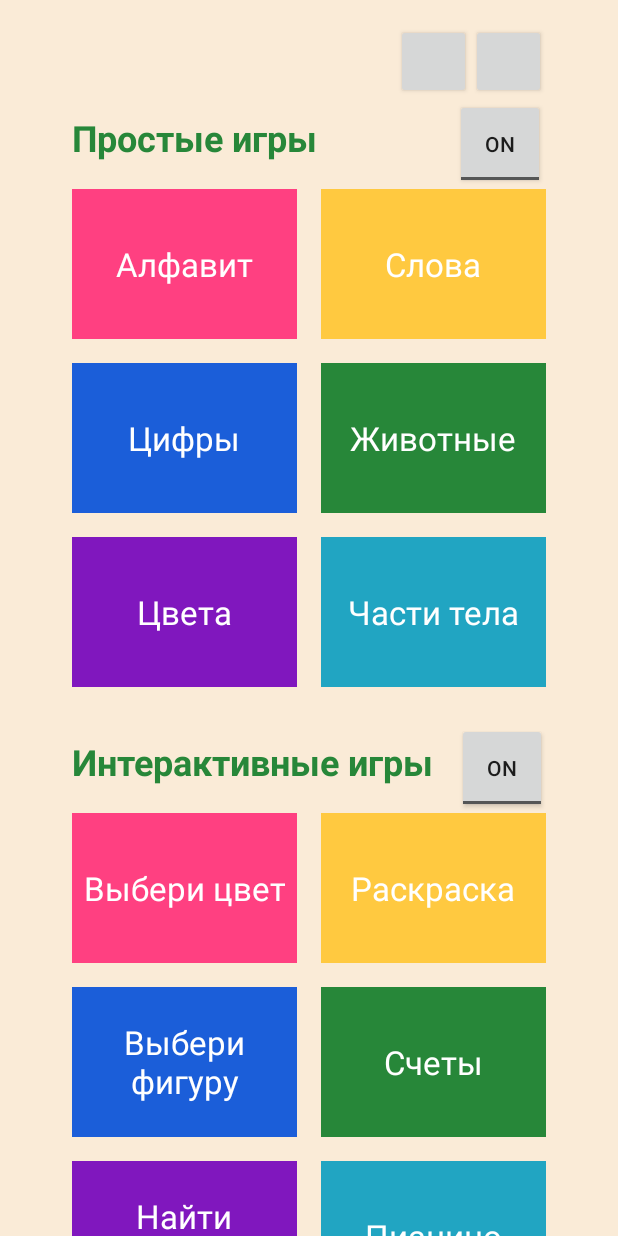
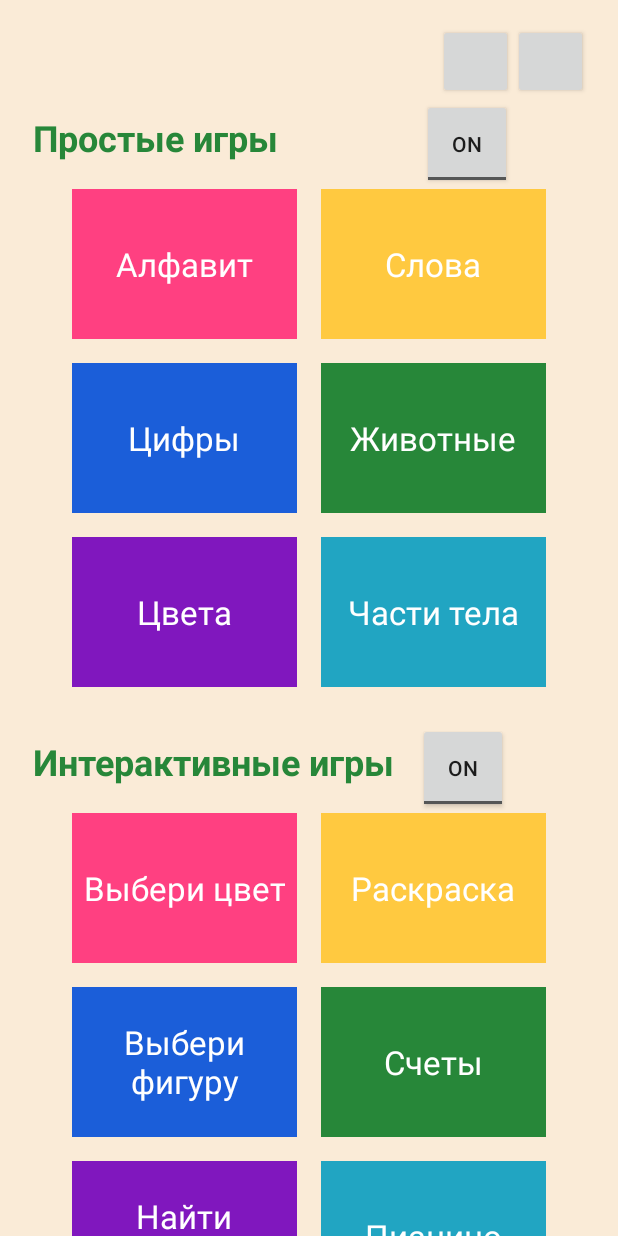
Before and after one commit to Tigran20/OurProject, an Android app: the screen it shows after launch (MainActivity), on a phone screen of 412 x 824 dp. Run offline under Robolectric (Android 15) with nearby library versions, the phone set to English and light mode, and no system bars.

Commit message:
правки макета

```diff
--- a/TestChildren/app/src/main/res/layout/activity_main.xml
+++ b/TestChildren/app/src/main/res/layout/activity_main.xml
@@ -14,8 +14,8 @@
         <LinearLayout
             android:layout_width="match_parent"
             android:layout_height="wrap_content"
-            android:layout_marginLeft="48dp"
-            android:layout_marginRight="48dp"
+            android:layout_marginLeft="20dp"
+            android:layout_marginRight="20dp"
             android:layout_marginTop="16dp"
             android:gravity="right"
             android:orientation="horizontal">
@@ -33,14 +33,14 @@
         <LinearLayout
             android:layout_width="match_parent"
             android:layout_height="wrap_content"
-            android:layout_marginLeft="48dp"
-            android:layout_marginRight="48dp"
+            android:layout_marginLeft="22dp"
+            android:layout_marginRight="22dp"
             android:orientation="horizontal">
 
             <TextView
                 android:layout_width="wrap_content"
                 android:layout_height="wrap_content"
-                android:paddingRight="92dp"
+                android:paddingRight="96dp"
                 android:text="Простые игры"
                 android:textColor="@color/imageView4"
                 android:textSize="24sp"
@@ -203,8 +203,8 @@
         <LinearLayout
             android:layout_width="match_parent"
             android:layout_height="wrap_content"
-            android:layout_marginLeft="48dp"
-            android:layout_marginRight="48dp"
+            android:layout_marginLeft="22dp"
+            android:layout_marginRight="22dp"
             android:orientation="horizontal">
 
             <TextView
```
Also changed, not shown: TestChildren/app/src/main/AndroidManifest.xml (+4 -4 lines).
